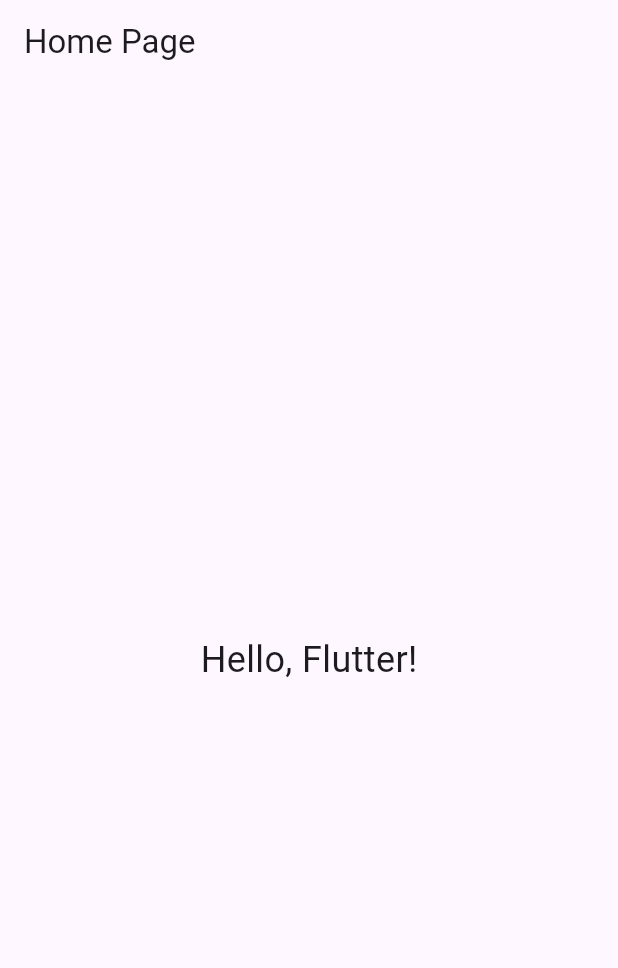
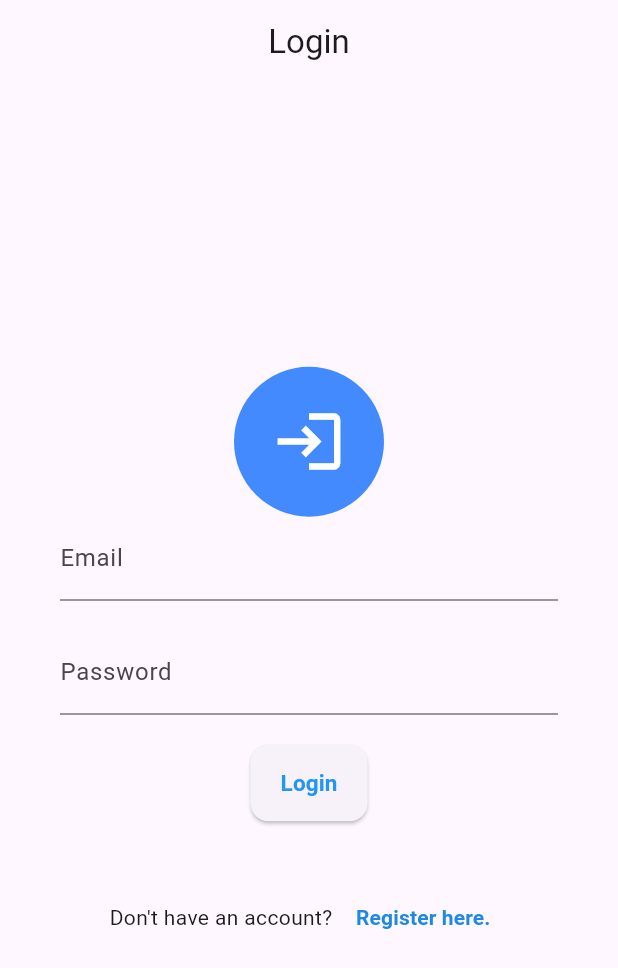
Before and after one commit to Saurav-KumarSingh/todo-app-flutter, a Flutter app: the screen it shows after launch, on a phone screen of 412 x 824 dp. Shown: the top 968 px of the screen. Run offline on Flutter 3.47's test engine with Material 3 defaults, Android fonts, the phone set to English and light mode, and no system bars; our stand-ins replace cloud_firestore, firebase_auth, firebase_core; accounts and stored records are empty.

Commit message:
to do app updated

```diff
--- /dev/null
+++ b/lib/login_screen.dart
@@ -0,0 +1,164 @@
+import 'package:flutter/material.dart';
+import 'package:firebase_auth/firebase_auth.dart';
+import 'register_screen.dart'; // Add this import
+import 'todo_list_screen.dart';
+
+class LoginScreen extends StatefulWidget {
+  @override
+  _LoginScreenState createState() => _LoginScreenState();
+}
+
+class _LoginScreenState extends State<LoginScreen> {
+  final TextEditingController _emailController = TextEditingController();
+  final TextEditingController _passwordController = TextEditingController();
+  bool _isLoading = false;
+  String _errorMessage = "";
+
+  Future<void> _login() async {
+    setState(() {
+      _isLoading = true;
+      _errorMessage = "";
+    });
+
+    try {
+      // Sign in the user with email and password
+      await FirebaseAuth.instance.signInWithEmailAndPassword(
+        email: _emailController.text,
+        password: _passwordController.text,
+      );
+
+      // Navigate to the ToDoListScreen after login
+      Navigator.pushReplacement(
+        context,
+        MaterialPageRoute(builder: (context) => ToDoListScreen()),
+      );
+    } catch (e) {
+      setState(() {
+        _errorMessage = e.toString();
+      });
+    } finally {
+      setState(() {
+        _isLoading = false;
+      });
+    }
+  }
+
+  @override
+  Widget build(BuildContext context) {
+    return Scaffold(
+      appBar: AppBar(title: Text("Login"),centerTitle: true,),
+      body: Container(
+        padding: EdgeInsets.all(20),
+        child: Center(
+          child: SingleChildScrollView(
+            child: Column(
+              mainAxisAlignment: MainAxisAlignment.center,
+              crossAxisAlignment: CrossAxisAlignment.center,
+              children: [
+                CircleAvatar(
+                  radius: 50,
+                  backgroundColor: Colors.blueAccent,
+                  child: Icon(Icons.login, size: 50,color: Colors.white,),
+                ),
+                // Email Input Field
+                Align(
+                  alignment: Alignment.center,
+                  child: Padding(
+                    padding: const EdgeInsets.symmetric(horizontal: 20),
+                    child: TextField(
+                      controller: _emailController,
+                      decoration:const InputDecoration(
+                        labelText: "Email",
+
+                      ),
+                      keyboardType: TextInputType.emailAddress,
+                    ),
+                  ),
+                ),
+                SizedBox(height: 20), // Space between email and password fields
+
+                // Password Input Field
+                Align(
+                  alignment: Alignment.center,
+                  child: Padding(
+                    padding: const EdgeInsets.symmetric(horizontal: 20),
+                    child: TextField(
+                      controller: _passwordController,
+                      obscureText: true,
+                      decoration:const InputDecoration(
+                        labelText: "Password",
+
+                      ),
+                    ),
+                  ),
+                ),
+                SizedBox(height: 20), // Space between password and button
+
+                // Login Button
+                Align(
+                  alignment: Alignment.center,
+                  child: _isLoading
+                      ? CircularProgressIndicator()
+                      : Padding(
+                    padding: const EdgeInsets.symmetric(horizontal: 20),
+                    child: ElevatedButton(
+                      onPressed: _login,
+                      style: ElevatedButton.styleFrom(
+                        padding:const EdgeInsets.symmetric(vertical: 15,horizontal: 20),
+
+                        shape: RoundedRectangleBorder(
+                          borderRadius: BorderRadius.circular(12),
+                        ),
+                      ),
+                      child:const Text(
+                        "Login",
+                        style: TextStyle(
+                          fontSize: 15,
+                          fontWeight: FontWeight.bold,
+                          color: Colors.blue,
+                        ),
+                      ),
+                    ),
+                  ),
+                ),
+                SizedBox(height: 20), // Space between button and error message
+
+                // Error Message
+                if (_errorMessage.isNotEmpty)
+                  Text(
+                    _errorMessage,
+                    style: TextStyle(color: Colors.red),
+                  ),
+                SizedBox(height: 20), // Space between error message and register link
+
+                // Register Link
+                Row(
+                  mainAxisAlignment: MainAxisAlignment.center,
+                  children: [
+                    Text("Don't have an account? "),
+                    TextButton(
+                      onPressed: () {
+                        // Navigate to the register page
+                        Navigator.push(
+                          context,
+                          MaterialPageRoute(builder: (context) => RegisterScreen()),
+                        );
+                      },
+                      child: Text(
+                        "Register here.",
+                        style: TextStyle(
+                          color: Colors.blue.shade600,
+                          fontWeight: FontWeight.bold,
+                        ),
+                      ),
+                    ),
+                  ],
+                ),
+              ],
+            ),
+          ),
+        ),
+      ),
+    );
+  }
+}
--- a/lib/main.dart
+++ b/lib/main.dart
@@ -1,5 +1,6 @@
 import 'package:flutter/material.dart';
 import 'package:firebase_core/firebase_core.dart';
+import 'package:todo/splah_screen.dart';
 import 'firebase_options.dart';
 
 void main()async {
@@ -27,15 +28,8 @@ class HomePage extends StatelessWidget {
   @override
   Widget build(BuildContext context) {
     return Scaffold(
-      appBar: AppBar(
-        title: Text('Home Page'),
-      ),
-      body: Center(
-        child: Text(
-          'Hello, Flutter!',
-          style: TextStyle(fontSize: 24),
-        ),
-      ),
+
+      body: SplashScreen()
     );
   }
 }
--- a/pubspec.yaml
+++ b/pubspec.yaml
@@ -36,6 +36,8 @@ dependencies:
   # Use with the CupertinoIcons class for iOS style icons.
   cupertino_icons: ^1.0.8
   firebase_core: ^3.8.1
+  cloud_firestore:
+  firebase_auth:
 
 dev_dependencies:
   flutter_test:
```
Also changed, not shown: lib/register_screen.dart (added, +163 -0 lines), lib/splah_screen.dart (added, +105 -0 lines), lib/todo_list_screen.dart (added, +194 -0 lines), pubspec.lock.
